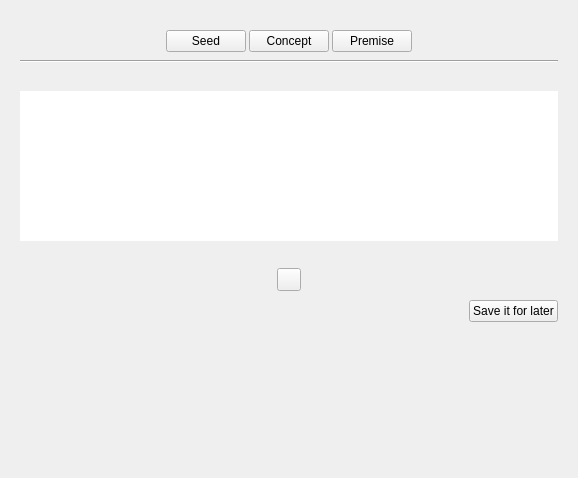
This is ui/premise_builder_widget.ui in zkovari/plotlyst as Qt 5 draws it before an edit. The edited form follows.
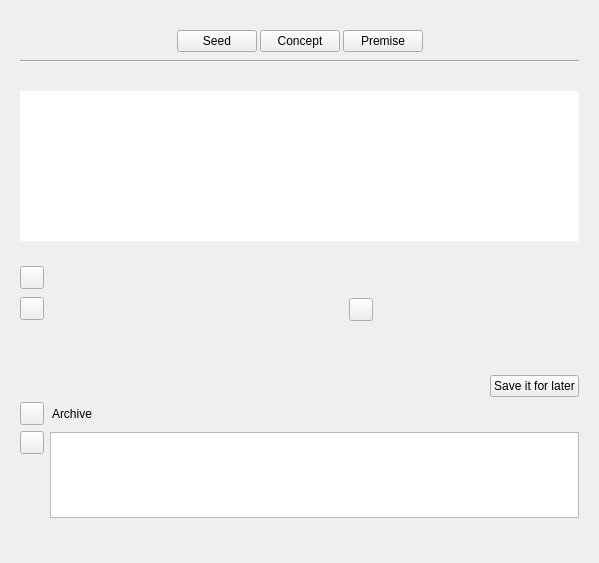
This is the edited form. Custom widgets are drawn as their Qt base class.

The edit to the form file:
```diff
--- a/ui/premise_builder_widget.ui
+++ b/ui/premise_builder_widget.ui
@@ -6,8 +6,8 @@
    <rect>
     <x>0</x>
     <y>0</y>
-    <width>578</width>
-    <height>478</height>
+    <width>599</width>
+    <height>563</height>
    </rect>
   </property>
   <property name="windowTitle">
@@ -505,8 +505,8 @@
            <rect>
             <x>0</x>
             <y>0</y>
-            <width>538</width>
-            <height>392</height>
+            <width>559</width>
+            <height>477</height>
            </rect>
           </property>
           <property name="sizePolicy">
@@ -592,6 +592,74 @@
             </widget>
            </item>
            <item>
+            <widget class="QWidget" name="widget_2" native="true">
+             <layout class="QHBoxLayout" name="horizontalLayout_3">
+              <property name="spacing">
+               <number>1</number>
+              </property>
+              <property name="leftMargin">
+               <number>0</number>
+              </property>
+              <property name="topMargin">
+               <number>10</number>
+              </property>
+              <property name="rightMargin">
+               <number>0</number>
+              </property>
+              <property name="bottomMargin">
+               <number>45</number>
+              </property>
+              <item>
+               <widget class="QWidget" name="widget_3" native="true">
+                <layout class="QVBoxLayout" name="verticalLayout_8">
+                 <property name="spacing">
+                  <number>3</number>
+                 </property>
+                 <property name="leftMargin">
+                  <number>0</number>
+                 </property>
+                 <property name="topMargin">
+                  <number>0</number>
+                 </property>
+                 <property name="rightMargin">
+                  <number>0</number>
+                 </property>
+                 <property name="bottomMargin">
+                  <number>0</number>
+                 </property>
+                 <item>
+                  <widget class="QToolButton" name="btnPremiseHighlight">
+                   <property name="cursor">
+                    <cursorShape>PointingHandCursor</cursorShape>
+                   </property>
+                   <property name="text">
+                    <string/>
+                   </property>
+                   <property name="checkable">
+                    <bool>true</bool>
+                   </property>
+                   <property name="transparent" stdset="0">
+                    <bool>true</bool>
+                   </property>
+                  </widget>
+                 </item>
+                 <item>
+                  <widget class="QToolButton" name="btnPremiseClear">
+                   <property name="cursor">
+                    <cursorShape>PointingHandCursor</cursorShape>
+                   </property>
+                   <property name="text">
+                    <string/>
+                   </property>
+                   <property name="transparent" stdset="0">
+                    <bool>true</bool>
+                   </property>
+                  </widget>
+                 </item>
+                </layout>
+               </widget>
+              </item>
+              <item>
             <widget class="QWidget" name="wdgAttributesParent" native="true">
              <layout class="QHBoxLayout" name="horizontalLayout_6">
               <property name="spacing">
@@ -601,7 +669,7 @@
                <number>2</number>
               </property>
               <property name="topMargin">
-               <number>15</number>
+                  <number>35</number>
               </property>
               <property name="rightMargin">
                <number>2</number>
@@ -635,7 +703,7 @@
                 </property>
                 <property name="maximumSize">
                  <size>
-                  <width>1000</width>
+                     <width>1200</width>
                   <height>16777215</height>
                  </size>
                 </property>
@@ -650,7 +718,7 @@
                   <number>2</number>
                  </property>
                  <property name="rightMargin">
-                  <number>100</number>
+                     <number>2</number>
                  </property>
                  <property name="bottomMargin">
                   <number>2</number>
@@ -687,6 +755,9 @@
              </layout>
             </widget>
            </item>
+             </layout>
+            </widget>
+           </item>
            <item alignment="Qt::AlignRight">
             <widget class="QPushButton" name="btnSavePremise">
              <property name="cursor">
@@ -703,6 +774,112 @@
              </property>
             </widget>
            </item>
+           <item>
+            <widget class="QWidget" name="widget_4" native="true">
+             <layout class="QHBoxLayout" name="horizontalLayout_4">
+              <property name="leftMargin">
+               <number>0</number>
+              </property>
+              <property name="topMargin">
+               <number>0</number>
+              </property>
+              <property name="rightMargin">
+               <number>0</number>
+              </property>
+              <property name="bottomMargin">
+               <number>0</number>
+              </property>
+              <item>
+               <layout class="QVBoxLayout" name="verticalLayout_9">
+                <item>
+                 <widget class="QToolButton" name="toolButton_3">
+                  <property name="text">
+                   <string/>
+                  </property>
+                  <property name="transparent" stdset="0">
+                   <bool>true</bool>
+                  </property>
+                 </widget>
+                </item>
+                <item>
+                 <widget class="QToolButton" name="toolButton_4">
+                  <property name="text">
+                   <string/>
+                  </property>
+                  <property name="transparent" stdset="0">
+                   <bool>true</bool>
+                  </property>
+                 </widget>
+                </item>
+                <item>
+                 <spacer name="verticalSpacer_2">
+                  <property name="orientation">
+                   <enum>Qt::Vertical</enum>
+                  </property>
+                  <property name="sizeHint" stdset="0">
+                   <size>
+                    <width>20</width>
+                    <height>40</height>
+                   </size>
+                  </property>
+                 </spacer>
+                </item>
+               </layout>
+              </item>
+              <item>
+               <layout class="QVBoxLayout" name="verticalLayout_10">
+                <item>
+                 <widget class="QWidget" name="wdgArchiveTop" native="true">
+                  <layout class="QHBoxLayout" name="horizontalLayout_5">
+                   <property name="spacing">
+                    <number>0</number>
+                   </property>
+                   <property name="leftMargin">
+                    <number>2</number>
+                   </property>
+                   <property name="topMargin">
+                    <number>2</number>
+                   </property>
+                   <property name="rightMargin">
+                    <number>2</number>
+                   </property>
+                   <property name="bottomMargin">
+                    <number>2</number>
+                   </property>
+                   <item>
+                    <widget class="QLabel" name="label_2">
+                     <property name="text">
+                      <string>Archive</string>
+                     </property>
+                     <property name="description" stdset="0">
+                      <bool>true</bool>
+                     </property>
+                    </widget>
+                   </item>
+                   <item>
+                    <spacer name="horizontalSpacer_3">
+                     <property name="orientation">
+                      <enum>Qt::Horizontal</enum>
+                     </property>
+                     <property name="sizeHint" stdset="0">
+                      <size>
+                       <width>40</width>
+                       <height>20</height>
+                      </size>
+                     </property>
+                    </spacer>
+                   </item>
+                  </layout>
+                 </widget>
+                </item>
+                <item>
+                 <widget class="QTableView" name="tblPremiseArchive"/>
+                </item>
+               </layout>
+              </item>
+             </layout>
+            </widget>
+           </item>
            <item>
             <spacer name="verticalSpacer_4">
              <property name="orientation">
```
Left out of the diff: 9 changed lines with no effect on the pictures. Lines whose indentation alone changed are shown as unchanged.
